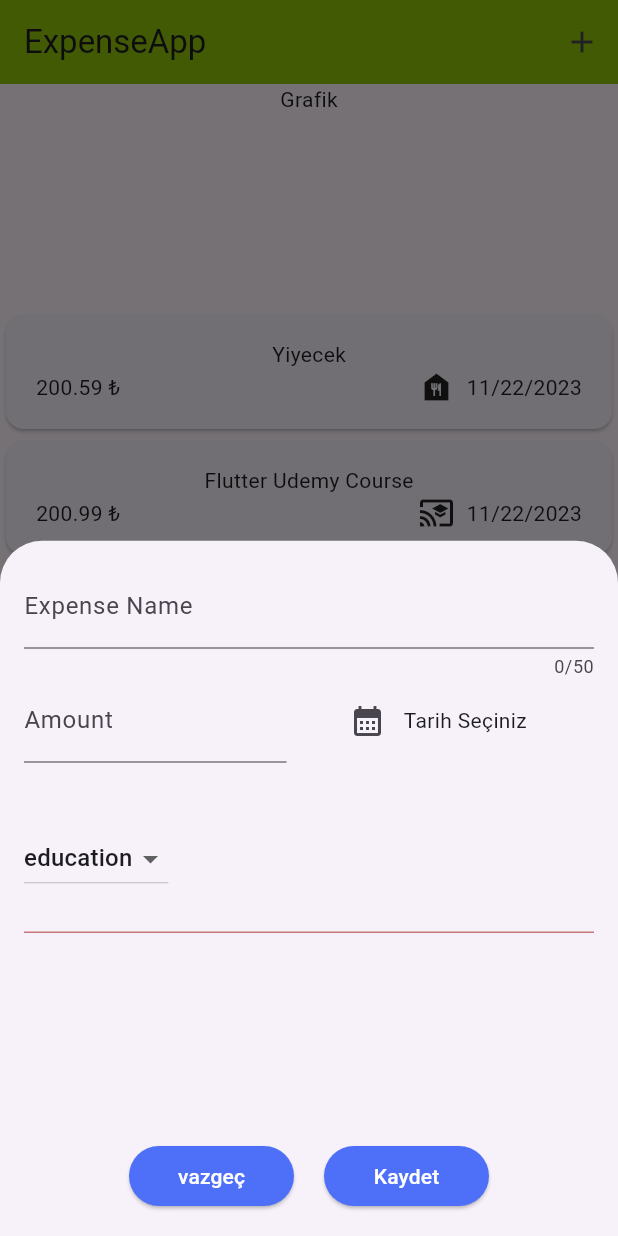
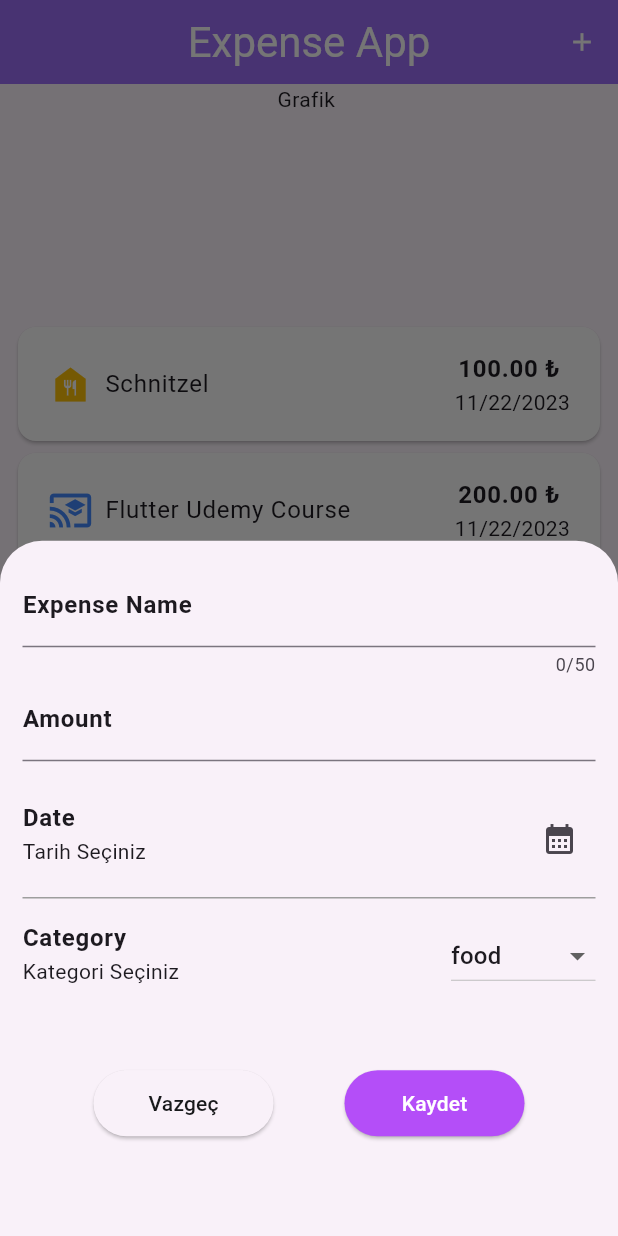
Before and after one commit to beyzaerten/expenseapp, a Flutter app: the screen it shows after launch, after a tap on the "add" icon, on a phone screen of 412 x 824 dp. Run offline on Flutter 3.47's test engine with Material 3 defaults, Android fonts, the phone set to English and light mode, and no system bars.

Commit message:
workshop 21.12.2023

```diff
--- a/lib/main.dart
+++ b/lib/main.dart
@@ -1,8 +1,28 @@
 import 'package:expenseapp/pages/main_page.dart';
 import 'package:flutter/material.dart';
 
-// Single Responsibility
+ColorScheme lightColorsScheme = ColorScheme.fromSeed(
+    seedColor: Color.fromARGB(255, 158, 73, 255),
+    primary: const Color.fromARGB(255, 158, 112, 248),
+    secondary: Colors.white);
+
 void main() {
-  runApp(MaterialApp(
-      theme: ThemeData(useMaterial3: true), home: const MainPage()));
+  runApp(
+    MaterialApp(
+      debugShowCheckedModeBanner: false,
+      theme: ThemeData(
+          buttonTheme: ButtonThemeData(colorScheme: lightColorsScheme),
+          useMaterial3: true,
+          colorScheme: lightColorsScheme,
+          textTheme: const TextTheme().copyWith(
+              headlineMedium: const TextStyle(
+                  fontWeight: FontWeight.normal, color: Colors.white)),
+          cardTheme:
+              const CardTheme().copyWith(color: lightColorsScheme.secondary),
+          appBarTheme: const AppBarTheme().copyWith(
+              backgroundColor: lightColorsScheme.primary,
+              foregroundColor: lightColorsScheme.secondary)),
+      home: const MainPage(),
+    ),
+  );
 }
--- a/lib/models/expense.dart
+++ b/lib/models/expense.dart
@@ -1,18 +1,16 @@
-// expense.dart
 import 'package:flutter/material.dart';
+import 'package:intl/intl.dart';
 import 'package:uuid/uuid.dart';
-import 'package:intl/intl.dart';
 
 const uuid = Uuid();
 
 enum Category { food, education, travel, work }
 
-const categoryIcons = {
-  Category.food: Icons.food_bank_sharp,
-  Category.education: Icons.cast_for_education,
-  Category.work: Icons.car_rental,
-  Category.travel: Icons.card_travel,
-};
+// const categoryIcons = {
+//   Category.food: Icons.food_bank,
+//   Category.education: Icons.cast_for_education,
+//   Category.travel: Icons.travel_explore,
+// };
 
 class Expense {
   Expense(
@@ -21,27 +19,43 @@ class Expense {
       required this.date,
       required this.category})
       : id = uuid.v4();
+
   final String id;
   final String name;
   final double price;
   final DateTime date;
   final Category category;
 
+  //getter method bir değişken gibi davranan method
+  //setter metod bir değişken gibi davranan method
+
+  Icon getCategoryIcon(Category category) {
+    switch (category) {
+      case Category.food:
+        return const Icon(
+          Icons.food_bank,
+          color: Colors.amber,
+          size: 30,
+        );
+      case Category.education:
+        return const Icon(Icons.cast_for_education,
+            color: Colors.blueAccent, size: 30);
+
+      case Category.travel:
+        return const Icon(
+          Icons.travel_explore,
+          color: Colors.pinkAccent,
+          size: 30,
+        );
+      case Category.work:
+        return const Icon(Icons.work, color: Colors.red, size: 30);
+    }
+  }
+
   String get formattedDate {
     var formatter = DateFormat.yMd();
     return formatter.format(date);
   }
-} // dummy data
 
-final List<Expense> expenses = [
-  Expense(
-      name: "Yiyecek",
-      price: 200.59,
-      date: DateTime.now(),
-      category: Category.food),
-  Expense(
-      name: "Flutter Udemy Course",
-      price: 200.99,
-      date: DateTime.now(),
-      category: Category.education),
-]; // firebase,veritabanı
+  void undo() {}
+}
--- a/lib/pages/expense_list.dart
+++ b/lib/pages/expense_list.dart
@@ -3,34 +3,72 @@ import 'package:expenseapp/widgets/expense_item.dart';
 import 'package:flutter/material.dart';
 
 class ExpenseList extends StatefulWidget {
-  const ExpenseList({Key? key}) : super(key: key);
+  const ExpenseList(
+    this.expenses,
+    this.onRemove, {
+    Key? key,
+  }) : super(key: key);
+
+  final List<Expense> expenses;
+  final void Function(Expense expense) onRemove;
 
   @override
   _ExpenseListState createState() => _ExpenseListState();
 }
 
 class _ExpenseListState extends State<ExpenseList> {
+  List<Expense> removedExpenses = [];
+
+  void undoRemove(int index) {
+    Expense removedExpense = removedExpenses.removeLast();
+    setState(() {
+      widget.expenses.insert(index, removedExpense);
+    });
+  }
+
   @override
   Widget build(BuildContext context) {
-    return Center(
-      child: Column(
-        mainAxisAlignment: MainAxisAlignment.center,
-        crossAxisAlignment: CrossAxisAlignment.center,
+    return Column(
       children: [
-          const SizedBox(
-            height: 150,
-            child: Text("Grafik"),
+        const SizedBox(height: 150, child: Text('Grafik ')),
+        const Row(
+          mainAxisAlignment: MainAxisAlignment.spaceBetween,
+          children: [],
         ),
         Expanded(
           child: ListView.builder(
-              itemCount: expenses.length,
+            padding: const EdgeInsets.all(8),
+            itemCount: widget.expenses.length,
             itemBuilder: (context, index) {
-                return ExpenseItem(expenses[index]);
+              return Dismissible(
+                movementDuration: const Duration(seconds: 1),
+                key: ValueKey(widget.expenses[index]),
+                child: ExpenseItem(widget.expenses[index]),
+                onDismissed: (direction) {
+                  Expense removedExpense = widget.expenses[index];
+                  widget.onRemove(removedExpense);
+                  setState(() {
+                    removedExpenses.add(removedExpense);
+                  });
+
+                  final snackBar = SnackBar(
+                    content: const Text('Expense removed'),
+                    action: SnackBarAction(
+                      label: 'Undo',
+                      onPressed: () {
+                        setState(() {
+                          undoRemove(index);
+                        });
                       },
                     ),
+                  );
+                  ScaffoldMessenger.of(context).showSnackBar(snackBar);
+                },
+              );
+            },
           ),
+        )
       ],
-      ),
     );
   }
 }
--- a/lib/pages/main_page.dart
+++ b/lib/pages/main_page.dart
@@ -11,32 +11,63 @@ class MainPage extends StatefulWidget {
 }
 
 class _MainPageState extends State<MainPage> {
-  void addNewExpenseList(Expense newAddlistExpense) {
+  final String _title = "Expense App";
+  final List<Expense> expenses = [
+    Expense(
+        name: "Schnitzel",
+        price: 100,
+        date: DateTime.now(),
+        category: Category.food),
+    Expense(
+        name: 'Flutter Udemy Course',
+        price: 200,
+        date: DateTime.now(),
+        category: Category.education),
+    Expense(
+        name: 'Balkan Tour',
+        price: 12200,
+        date: DateTime.now(),
+        category: Category.travel),
+  ];
+
+  void addExpense(Expense expense) {
     setState(() {
-      // listeye yeni veri eklemek
-      expenses.add(newAddlistExpense);
+      expenses.add(expense);
     });
   }
+
+  void removeExpense(Expense expense) {
+    setState(() {
+      expenses.remove(expense);
+    });
+  }
+
+  // bool isDark = true;
 
   @override
   Widget build(BuildContext context) {
     return Scaffold(
       appBar: AppBar(
-        backgroundColor: const Color.fromARGB(255, 146, 196, 9),
-        title: const Text("ExpenseApp"),
+        centerTitle: true,
+        title: Text(_title, style: Theme.of(context).textTheme.headlineMedium),
         actions: [
           IconButton(
               onPressed: () {
                 showModalBottomSheet(
                     context: context,
                     builder: (ctx) => NewExpense(
-                          addExpenseList: addNewExpenseList,
+                          onAdd: (expense) => addExpense(expense),
                         ));
               },
-              icon: const Icon(Icons.add)),
+              icon: const Icon(Icons.add),
+              iconSize: 20,
+              color: Colors.white),
         ],
       ),
-      body: ExpenseList(),
+      body: ExpenseList(
+        expenses,
+        removeExpense,
+      ),
     );
   }
 }
--- a/lib/widgets/expense_item.dart
+++ b/lib/widgets/expense_item.dart
@@ -1,25 +1,48 @@
 import 'package:expenseapp/models/expense.dart';
+import 'package:expenseapp/widgets/new_expense.dart';
 import 'package:flutter/material.dart';
 
-class ExpenseItem extends StatelessWidget {
-  const ExpenseItem(this.expense, {Key? key}) : super(key: key);
+class ExpenseItem extends StatefulWidget {
+  const ExpenseItem(
+    this.expense, {
+    Key? key,
+    this.newExpense,
+  }) : super(key: key);
+
   final Expense expense;
 
+  final newExpense;
+  @override
+  State<ExpenseItem> createState() => _ExpenseItemState();
+}
+
+class _ExpenseItemState extends State<ExpenseItem> {
   @override
   Widget build(BuildContext context) {
     return Card(
+      // color: const Color(0xffffffff),
       child: Padding(
-        padding: const EdgeInsets.symmetric(horizontal: 20, vertical: 16),
-        child: Column(
+        padding: const EdgeInsets.symmetric(vertical: 16, horizontal: 20),
+        child: Row(
           children: [
-            Text(expense.name),
-            Row(
+            widget.expense.getCategoryIcon(widget.expense.category),
+            Padding(
+              padding: const EdgeInsets.all(8.0),
+              child: Text(widget.expense.name,
+                  style: Theme.of(context)
+                      .textTheme
+                      .bodyLarge
+                      ?.copyWith(fontWeight: FontWeight.normal)),
+            ),
+            const Spacer(),
+            Column(
               children: [
-                Text("${expense.price.toStringAsFixed(2)} ₺"),
-                const Spacer(),
-                Icon(categoryIcons[expense.category]),
-                const SizedBox(width: 8),
-                Text(expense.formattedDate)
+                Text('${widget.expense.price.toStringAsFixed(2)} ₺ ',
+                    style: Theme.of(context)
+                        .textTheme
+                        .bodyLarge
+                        ?.copyWith(fontWeight: FontWeight.bold)),
+                Text(widget.expense.formattedDate),
               ],
             )
           ],
--- a/lib/widgets/new_expense.dart
+++ b/lib/widgets/new_expense.dart
@@ -1,87 +1,104 @@
-import 'package:expenseapp/models/expense.dart';
 import 'package:flutter/material.dart';
 import 'package:intl/intl.dart';
+import 'package:expenseapp/models/expense.dart';
 
 class NewExpense extends StatefulWidget {
-  const NewExpense({Key? key, required this.addExpenseList}) : super(key: key);
+  const NewExpense({
+    Key? key,
+    required this.onAdd,
+  }) : super(key: key);
 
-  final Function(Expense) addExpenseList;
+  final void Function(Expense expense) onAdd;
+
   @override
   _NewExpenseState createState() => _NewExpenseState();
 }
 
 class _NewExpenseState extends State<NewExpense> {
   final _nameController = TextEditingController();
-  final _amountController = TextEditingController();
+  final _amoutController = TextEditingController();
+  DateTime now = DateTime.now();
   DateTime? _selectedDate;
-  Category _selectedCategory = Category.education;
+  Category selectedCategory = Category.food;
 
   void _openDatePicker() async {
-    DateTime now = DateTime.now();
-    DateTime oneyearsago = DateTime(now.year - 10, now.month, now.day);
-
-    // showDatePicker(
-    //         context: context,
-    //         initialDate: now,
-    //         firstDate: oneyearsago,
-    //         lastDate: now)
-    //     .then((value) {
-    //   print(value);
-
     DateTime? selectedDate = await showDatePicker(
       context: context,
       initialDate: _selectedDate == null ? now : _selectedDate!,
-        firstDate: oneyearsago,
-        lastDate: now);
+      firstDate: DateTime(now.year - 1, now.month, now.day),
+      lastDate: DateTime(2100),
+      builder: (context, child) {
+        return Theme(
+          data: ThemeData.dark().copyWith(
+            colorScheme: const ColorScheme.light(
+              onPrimary: Colors.white,
+              onSurface: Colors.black,
+              primary: Color.fromARGB(255, 155, 78, 248),
+            ),
+            dialogBackgroundColor: Colors.white,
+            textButtonTheme: TextButtonThemeData(
+              style: TextButton.styleFrom(
+                textStyle: const TextStyle(
+                  color: Colors.white,
+                  fontWeight: FontWeight.normal,
+                  fontSize: 16,
+                  fontFamily: 'Quicksand',
+                ),
+                foregroundColor: Colors.white,
+                backgroundColor:
+                    Color.fromARGB(255, 155, 78, 248), //Background color
+                shape: RoundedRectangleBorder(
+                  side: const BorderSide(
+                    color: Colors.transparent,
+                    width: 1,
+                    style: BorderStyle.solid,
+                  ),
+                  borderRadius: BorderRadius.circular(20),
+                ),
+              ),
+            ),
+          ),
+          child: child!,
+        );
+      },
+    );
 
     setState(() {
       _selectedDate = selectedDate;
     });
-    print("26. satır çalıştı");
   }
 
-  //   //await showDatePicker(
-  //      // context: context,
-  //       initialDate: now,
-  //       firstDate: oneyearsago,
-  //       lastDate: now);
-
-  //   print("26. satır çalıştı");
-  // }
-
   void _addNewExpense() {
-    final amount = double.tryParse(_amountController.text);
+    final amount = double.tryParse(_amoutController.text);
     if (amount == null ||
         amount < 0 ||
         _nameController.text.isEmpty ||
         _selectedDate == null) {
       showDialog(
         context: context,
-          builder: (ctx) {
+        builder: ((context) {
           return AlertDialog(
-              title: const Text("validation error"),
-              content: const Text("please fill all blank areas"),
+            title: const Text('Validation Error'),
+            content: const Text('Please fill all blank area'),
             actions: [
               TextButton(
                 onPressed: () {
-                      Navigator.pop(ctx);
+                  Navigator.pop(context);
                 },
-                    child: const Text("okay "))
+                child: const Text('Tamam'),
+              ),
             ],
           );
-          });
+        }),
+      );
     } else {
-      // valid bir değer
-      // listeye ekleme yapılması gereken nokta..
-
-      // Listeye eklenecek veriler kullanıcıdan alındı
       Expense newExpense = Expense(
           name: _nameController.text,
           price: amount,
           date: _selectedDate!,
-          category: _selectedCategory);
+          category: selectedCategory);
 
-      widget.addExpenseList(newExpense);
+      widget.onAdd(newExpense);
 
       Navigator.pop(context);
     }
@@ -90,100 +107,127 @@ class _NewExpenseState extends State<NewExpense> {
   @override
   Widget build(BuildContext context) {
     return Padding(
-      padding: const EdgeInsets.all(16),
+      padding: const EdgeInsets.all(15),
       child: Column(
         children: [
           TextField(
             controller: _nameController,
             maxLength: 50,
-            decoration: const InputDecoration(label: Text("Expense Name")),
+            decoration: InputDecoration(
+              labelText: 'Expense Name',
+              labelStyle: Theme.of(context)
+                  .textTheme
+                  .bodyLarge
+                  ?.copyWith(fontWeight: FontWeight.bold),
             ),
-          Row(
-            children: newMethod,
           ),
-          const SizedBox(
-            height: 40,
+          TextField(
+            controller: _amoutController,
+            keyboardType: TextInputType.number,
+            decoration: InputDecoration(
+              labelText: 'Amount',
+              labelStyle: Theme.of(context)
+                  .textTheme
+                  .bodyLarge
+                  ?.copyWith(fontWeight: FontWeight.bold),
+              prefixText: '₺',
+            ),
           ),
           Row(
             children: [
+              Column(
+                crossAxisAlignment: CrossAxisAlignment.start,
+                children: [
+                  const SizedBox(
+                    height: 20,
+                  ),
+                  Text(
+                    'Date',
+                    style: Theme.of(context)
+                        .textTheme
+                        .bodyLarge
+                        ?.copyWith(fontWeight: FontWeight.bold),
+                  ),
+                  Text(_selectedDate == null
+                      ? 'Tarih Seçiniz'
+                      : DateFormat.yMd().format(_selectedDate!)),
+                ],
+              ),
+              const Spacer(),
+              Padding(
+                padding: const EdgeInsets.only(top: 28.0),
+                child: IconButton(
+                    onPressed: () => _openDatePicker(),
+                    icon: const Icon(Icons.calendar_month)),
+              ),
+            ],
+          ),
+          const Divider(
+            height: 30,
+            thickness: 1,
+            color: Colors.grey,
+          ),
+          Row(
+            crossAxisAlignment: CrossAxisAlignment.start,
+            children: [
+              Column(
+                crossAxisAlignment: CrossAxisAlignment.start,
+                children: [
+                  Text(
+                    'Category',
+                    style: Theme.of(context)
+                        .textTheme
+                        .bodyLarge
+                        ?.copyWith(fontWeight: FontWeight.bold),
+                  ),
+                  const Text('Kategori Seçiniz'),
+                ],
+              ),
+              const Spacer(),
               DropdownButton(
-                  value: _selectedCategory,
+                value: selectedCategory,
                 items: Category.values.map((category) {
                   return DropdownMenuItem(
                       value: category, child: Text(category.name.toString()));
                 }).toList(),
                 onChanged: (value) {
                   setState(() {
-                      if (value != null) _selectedCategory = value;
+                    if (value != null) selectedCategory = value;
                   });
-                  })
+                },
+              ),
             ],
           ),
-          const Divider(
+          const SizedBox(
             height: 50,
-            thickness: 1,
-            color: Color.fromARGB(255, 199, 120, 120),
           ),
-          const Spacer(),
           Row(
-            mainAxisAlignment: MainAxisAlignment.center,
+            mainAxisAlignment: MainAxisAlignment.spaceEvenly,
             children: [
               ElevatedButton(
                 style: ElevatedButton.styleFrom(
-                    backgroundColor: const Color.fromARGB(255, 78, 112, 248),
-                    foregroundColor: Colors.white,
-                    fixedSize: const Size(110, 35),
+                  fixedSize: const Size(120, 44),
+                  foregroundColor: Color.fromARGB(255, 24, 25, 27),
                 ),
                 onPressed: () {
                   Navigator.pop(context);
                 },
-                  child: const Text("vazgeç")),
-              const SizedBox(
-                width: 20,
+                child: const Text('Vazgeç'),
               ),
               ElevatedButton(
                 style: ElevatedButton.styleFrom(
-                    backgroundColor: const Color.fromARGB(255, 78, 112, 248),
+                    backgroundColor: Color.fromARGB(255, 180, 78, 248),
                     foregroundColor: Colors.white,
-                    fixedSize: const Size(110, 35),
-                  ),
+                    fixedSize: const Size(120, 44)),
                 onPressed: () {
                   _addNewExpense();
                 },
-                  child: const Text("Kaydet")),
+                child: const Text("Kaydet"),
+              ),
             ],
-          )
+          ),
         ],
       ),
     );
   }
-
-  List<Widget> get newMethod {
-    return [
-      Expanded(
-        child: TextField(
-          controller: _amountController,
-          keyboardType: TextInputType.number,
-          decoration:
-              const InputDecoration(label: Text("Amount"), prefixText: "₺"),
-        ),
-      ),
-      const SizedBox(
-        width: 30,
-      ),
-      Expanded(
-        child: Row(
-          children: [
-            IconButton(
-              onPressed: () => _openDatePicker(),
-              icon: const Icon(Icons.calendar_month),
-            ),
-            Text(_selectedDate == null
-                ? "Tarih Seçiniz"
-                : DateFormat.yMd().format(_selectedDate!)),
-          ],
-        ),
-      ),
-    ];
 }
-}
```
Also changed, not shown: pubspec.lock. Lines whose indentation alone changed are shown as unchanged.
